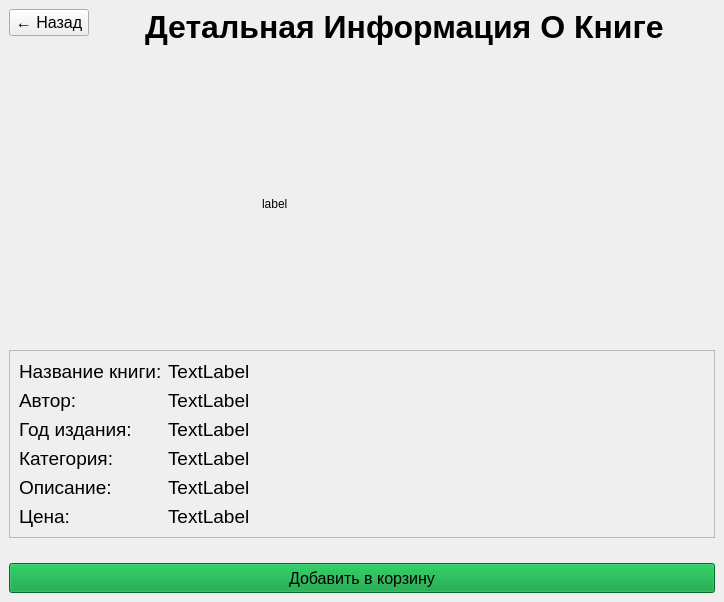
Before: the Qt Designer form design/ui/book_info_view.ui in Sandrkll1/BookStore, drawn with Qt 5.
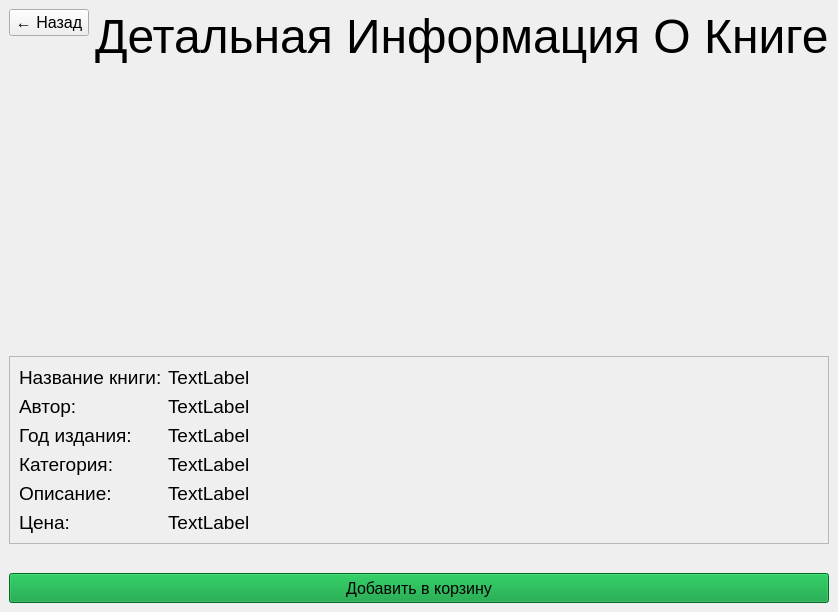
After: the same form once the commit is applied. Icons and pictures are not drawn.

Patch:
```diff
--- a/design/ui/book_info_view.ui
+++ b/design/ui/book_info_view.ui
@@ -6,8 +6,8 @@
    <rect>
     <x>0</x>
     <y>0</y>
-    <width>724</width>
-    <height>602</height>
+    <width>836</width>
+    <height>612</height>
    </rect>
   </property>
   <property name="windowTitle">
@@ -35,20 +35,51 @@
         </property>
        </widget>
       </item>
+      <item>
+       <spacer name="horizontalSpacer_2">
+        <property name="orientation">
+         <enum>Qt::Horizontal</enum>
+        </property>
+        <property name="sizeHint" stdset="0">
+         <size>
+          <width>40</width>
+          <height>20</height>
+         </size>
+        </property>
+       </spacer>
+      </item>
       <item alignment="Qt::AlignHCenter|Qt::AlignTop">
        <widget class="QLabel" name="label">
         <property name="font">
          <font>
-          <pointsize>24</pointsize>
-          <weight>75</weight>
-          <bold>true</bold>
+          <family>MS Shell Dlg 2</family>
+          <pointsize>36</pointsize>
+          <weight>50</weight>
+          <italic>false</italic>
+          <bold>false</bold>
          </font>
         </property>
+        <property name="styleSheet">
+         <string notr="true">font: 36pt &quot;MS Shell Dlg 2&quot;;</string>
+        </property>
         <property name="text">
          <string>Детальная Информация О Книге</string>
         </property>
        </widget>
       </item>
+      <item>
+       <spacer name="horizontalSpacer">
+        <property name="orientation">
+         <enum>Qt::Horizontal</enum>
+        </property>
+        <property name="sizeHint" stdset="0">
+         <size>
+          <width>40</width>
+          <height>20</height>
+         </size>
+        </property>
+       </spacer>
+      </item>
      </layout>
     </item>
     <item alignment="Qt::AlignHCenter">
@@ -66,7 +97,7 @@
        </size>
       </property>
       <property name="text">
-       <string>label</string>
+       <string/>
       </property>
       <property name="pixmap">
        <pixmap/>
```
Left out of the diff: 4 changed lines with no effect on the pictures.
